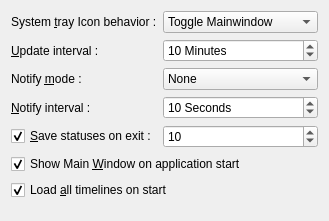
This is src/prefs_base.ui in mtux/choqok-old as Qt 5 draws it before an edit. The edited form follows.
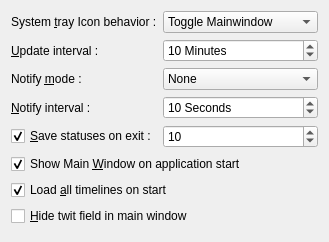
This is the edited form. Custom widgets are drawn as their Qt base class.

Commit message: a bug on quick twitting fixed. option to hide twitting field on mainwindow added.

The edit to the form file:
```diff
--- a/src/prefs_base.ui
+++ b/src/prefs_base.ui
@@ -6,7 +6,7 @@
     <x>0</x>
     <y>0</y>
     <width>329</width>
-    <height>221</height>
+    <height>242</height>
    </rect>
   </property>
   <layout class="QGridLayout" >
@@ -131,7 +131,7 @@
      </property>
     </widget>
    </item>
-   <item row="7" column="0" colspan="3" >
+   <item row="8" column="0" colspan="3" >
     <spacer name="verticalSpacer" >
      <property name="orientation" >
       <enum>Qt::Vertical</enum>
@@ -176,6 +176,13 @@
      </item>
     </widget>
    </item>
+   <item row="7" column="0" colspan="2" >
+    <widget class="QCheckBox" name="kcfg_hideTwitField" >
+     <property name="text" >
+      <string>&amp;Hide twit field in main window</string>
+     </property>
+    </widget>
+   </item>
   </layout>
  </widget>
  <layoutdefault spacing="6" margin="11" />
```
The commit also changes 5 other files.
